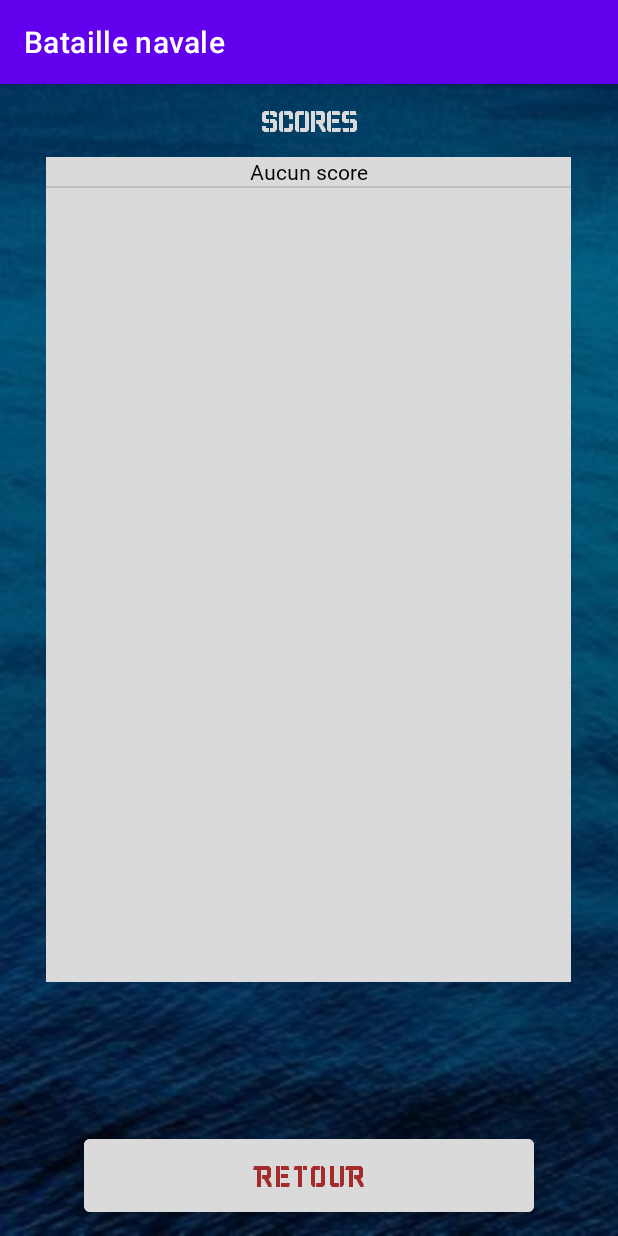
After one commit to Manaaia/Bataille_navale, an Android app: the ScoreActivity screen opened directly, with no data from a screen before it, on a phone screen of 412 x 824 dp. The commit adds this screen. Run offline under Robolectric (Android 15) with nearby library versions, the phone set to English and light mode, and no system bars.

Commit message:
Gestion des scores ok (14112021)

```diff
--- a/app/src/main/java/fr/afpa/bataille_navale/ConnexionSQLite.java
+++ b/app/src/main/java/fr/afpa/bataille_navale/ConnexionSQLite.java
@@ -17,11 +17,19 @@ public class ConnexionSQLite extends SQLiteOpenHelper {
     private static final String COL_STATE = "State";
     private static final String COL_ORIENTATION = "Orientation";
     private static final String COL_POSITION = "Position";
+    private static final String TABLE_SCORE = "table_score";
+    private static final String COL_ID_SCORE = "ID";
+    private static final String COL_RESULT= "Result";
+    private static final String COL_COUNT = "Count";
 
-    private static final String CREATE_DTB = "CREATE TABLE " + TABLE_BOAT + " ("
+    private static final String CREATE_TABLE_BOAT = "CREATE TABLE " + TABLE_BOAT + " ("
             + COL_ID + " INTEGER PRIMARY KEY AUTOINCREMENT, " + COL_TEAM + " TEXT NOT NULL, "
             + COL_NAME + " TEXT NOT NULL, " + COL_SIZE + " INT NOT NULL, " + COL_LIFE + " INT NOT NULL, "
             + COL_STATE + " INT NOT NULL, " + COL_ORIENTATION + " TEXT NOT NULL, " + COL_POSITION + " TEXT NOT NULL);";
+
+    private static final String CREATE_TABLE_SCORE = "CREATE TABLE IF NOT EXISTS " + TABLE_SCORE + " ("
+            + COL_ID_SCORE + " INTEGER PRIMARY KEY AUTOINCREMENT, "
+            + COL_RESULT + " BOOLEAN NOT NULL, " + COL_COUNT + " INTEGER NOT NULL);";
 
     public ConnexionSQLite(@Nullable Context context, @Nullable String name, @Nullable SQLiteDatabase.CursorFactory factory, int version) {
         super(context, name, factory, version);
@@ -29,7 +37,9 @@ public class ConnexionSQLite extends SQLiteOpenHelper {
 
     @Override
     public void onCreate(SQLiteDatabase db) {
-        db.execSQL(CREATE_DTB);
+
+        db.execSQL(CREATE_TABLE_BOAT);
+        db.execSQL(CREATE_TABLE_SCORE);
     }
 
     @Override
--- /dev/null
+++ b/app/src/main/java/fr/afpa/bataille_navale/ScoreActivity.java
@@ -0,0 +1,44 @@
+package fr.afpa.bataille_navale;
+
+import androidx.appcompat.app.AppCompatActivity;
+
+import android.content.Intent;
+import android.os.Bundle;
+import android.view.View;
+import android.widget.ArrayAdapter;
+import android.widget.ListView;
+
+import java.util.ArrayList;
+
+public class ScoreActivity extends AppCompatActivity {
+    private ArrayList scores;
+    private ArrayAdapter<String> arrayAdapter;
+
+    @Override
+    protected void onCreate(Bundle savedInstanceState) {
+        super.onCreate(savedInstanceState);
+        setContentView(R.layout.activity_score);
+
+        ScoreMgr scoreMgr = new ScoreMgr(this);
+        scores = scoreMgr.getAll();
+
+        ListView list = findViewById(R.id.list);
+        if(scores == null) {
+            String noScore[] = {"Aucun score"};
+            arrayAdapter = new ArrayAdapter<String>(this, R.layout.list, noScore);
+        } else {
+            arrayAdapter = new ArrayAdapter<String>(this, R.layout.list, scores);
+        }
+
+        list.setAdapter(arrayAdapter);
+    }
+
+    /**
+     * Exit app
+     */
+    public void clickExit(View v) {
+        Intent i = new Intent(this, MainActivity.class);
+        startActivity(i);
+        finish();
+    }
+}
--- /dev/null
+++ b/app/src/main/java/fr/afpa/bataille_navale/ScoreMgr.java
@@ -0,0 +1,83 @@
+package fr.afpa.bataille_navale;
+
+import android.content.ContentValues;
+import android.content.Context;
+import android.database.Cursor;
+import android.database.sqlite.SQLiteDatabase;
+
+import java.util.ArrayList;
+
+public class ScoreMgr {
+    private static final int DTB_VERSION = 1;
+    private static final String DTB_NAME = "bataille_navale";
+    private static final String TABLE_SCORE = "table_score";
+    private static final String COL_ID = "ID";
+    private static final String COL_RESULT = "Result";
+    private static final String COL_COUNT = "Count";
+
+    private SQLiteDatabase dtb;
+    private ConnexionSQLite connexionSQLite;
+
+    /**
+     * Create new instance of ScoreMgr and connect to the database
+     */
+    public ScoreMgr(Context context) {
+        connexionSQLite = new ConnexionSQLite(context, DTB_NAME, null, DTB_VERSION);
+    }
+
+    /**
+     * Open database access
+     */
+    public void open() { dtb = connexionSQLite.getWritableDatabase(); }
+
+    /**
+     * Close database access
+     */
+    public void close() { dtb.close(); }
+
+    /**
+     * Insert score into table_score
+     */
+    public void insertScore(boolean result, int count) {
+        open();
+
+        ContentValues values = new ContentValues();
+        values.put(COL_RESULT, result);
+        values.put(COL_COUNT, count);
+        dtb.insert(TABLE_SCORE, null, values);
+
+        close();
+    }
+
+    /**
+     * Get all scores
+     */
+    public ArrayList getAll() {
+        ArrayList scores = new ArrayList();
+        open();
+        Cursor c = dtb.query(TABLE_SCORE, new String[]{COL_ID, COL_RESULT, COL_COUNT}, null, null, null, null, null);
+        if(c.getCount() == 0) {
+            return null;
+        }
+
+        if(c.moveToFirst()) {
+            do {
+                int id = c.getInt(0);
+                boolean result = c.getInt(1) != 0;
+                int count = c.getInt(2);
+
+                // Create the Score string
+                String sResult;
+                if(result) {
+                    sResult = "Gagné";
+                } else {
+                    sResult = "Perdu";
+                }
+                String score = "Partie " + id + " : " + sResult + " en " + count + " coups";
+                scores.add(score);
+            } while (c.moveToNext());
+        }
+        close();
+        return scores;
+    }
+}
--- /dev/null
+++ b/app/src/main/res/layout/activity_score.xml
@@ -0,0 +1,55 @@
+<?xml version="1.0" encoding="utf-8"?>
+<LinearLayout
+    android:layout_width="fill_parent"
+    android:layout_height="fill_parent"
+    xmlns:android="http://schemas.android.com/apk/res/android"
+    xmlns:tools="http://schemas.android.com/tools"
+    android:orientation="vertical"
+    android:background="@drawable/cdarksea"
+    tools:context=".ScoreActivity">
+
+    <TextView
+        android:layout_width="match_parent"
+        android:layout_height="wrap_content"
+        android:gravity="center"
+        android:text="Scores"
+        android:textColor="@color/light_grey"
+        android:textSize="20sp"
+        android:layout_margin="10dp"
+        android:fontFamily="@font/wargate_normal"/>
+
+    <LinearLayout
+        android:layout_width="350dp"
+        android:layout_height="550dp"
+        android:background="@color/light_grey"
+        android:layout_gravity="center">
+
+        <ListView
+            android:id="@+id/list"
+            android:layout_width="match_parent"
+            android:layout_height="match_parent" />
+
+    </LinearLayout>
+
+    <LinearLayout
+        android:layout_width="match_parent"
+        android:layout_height="match_parent"
+        android:orientation="vertical"
+        android:gravity="bottom">
+
+        <Button
+            android:layout_width="300dp"
+            android:layout_height="wrap_content"
+            android:padding="10dp"
+            android:layout_margin="10dp"
+            android:text="@string/back"
+            android:fontFamily="@font/wargate_normal"
+            android:textSize="20sp"
+            android:layout_gravity="center_horizontal"
+            android:backgroundTint="@color/light_grey"
+            android:textColor="@color/red_brown"
+            android:onClick="clickExit"/>
+
+    </LinearLayout>
+
+</LinearLayout>
--- /dev/null
+++ b/app/src/main/res/layout/list.xml
@@ -0,0 +1,9 @@
+<?xml version="1.0" encoding="utf-8"?>
+
+
+<TextView android:layout_width="match_parent"
+    android:layout_height="wrap_content"
+    android:textColor="@color/black"
+    android:fontFamily="@font/zen_antique_regular"
+    android:gravity="center"
+    xmlns:android="http://schemas.android.com/apk/res/android" />
--- a/app/src/main/res/values/strings.xml
+++ b/app/src/main/res/values/strings.xml
@@ -15,4 +15,6 @@
     <string name="missed">Raté !</string>
     <string name="player">Joueur</string>
     <string name="rival">Ennemi</string>
+    <string name="score">Scores</string>
+    <string name="back">Retour</string>
 </resources>
```
Also changed, not shown: app/src/main/AndroidManifest.xml (+5 -2 lines), app/src/main/java/fr/afpa/bataille_navale/GameActivity.java (+10 -0 lines), app/src/main/java/fr/afpa/bataille_navale/MainActivity.java (+9 -0 lines), app/src/main/res/layout/activity_main.xml (+12 -0 lines), 3 other files.
